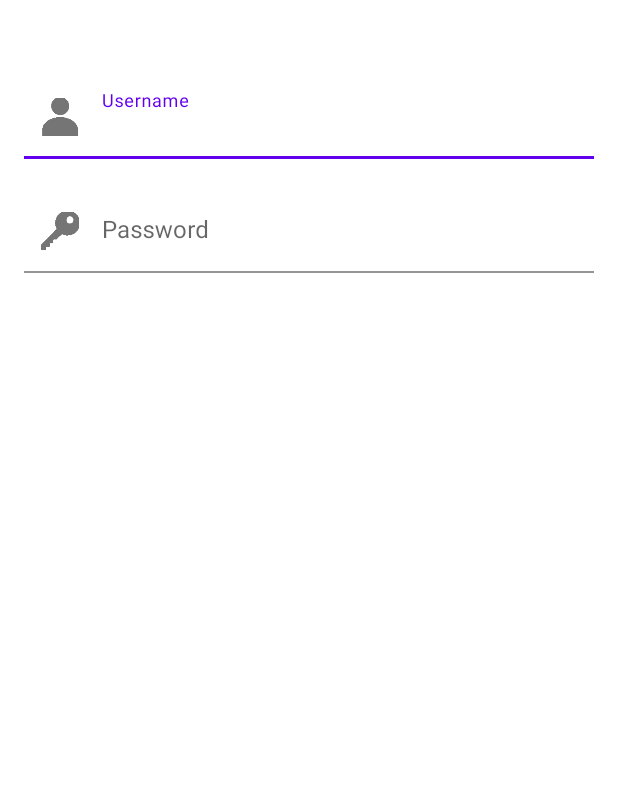
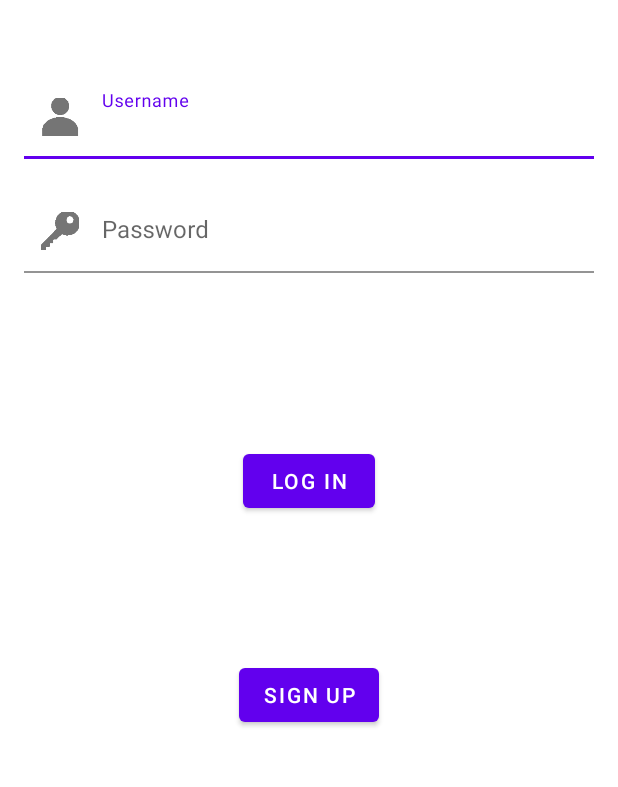
Before and after one commit to Szoftverrendszerek-tervezese/Android, an Android app: the screen it shows after launch (HomeActivity), on a phone screen of 412 x 824 dp, the part 303-1090 px from its top. Run offline under Robolectric (Android 15) with nearby library versions, the phone set to English and light mode, and no system bars.

Commit message:
added login and signup button

```diff
--- a/app/src/main/res/layout/fragment_login.xml
+++ b/app/src/main/res/layout/fragment_login.xml
@@ -68,5 +68,30 @@
             android:inputType="textPassword"/>
     </com.google.android.material.textfield.TextInputLayout>
 
+    <Button
+        android:id="@+id/loginButton"
+        android:layout_width="wrap_content"
+        android:layout_height="wrap_content"
+        android:text="@string/log_in"
+        app:layout_constraintBottom_toTopOf="@id/signupButton"
+        app:layout_constraintEnd_toEndOf="parent"
+        app:layout_constraintStart_toStartOf="parent"
+        app:layout_constraintTop_toBottomOf="@+id/passwordInputLayout"
+        android:layout_marginTop="20dp"
+        />
+
+    <Button
+        android:id="@+id/signupButton"
+        android:layout_width="wrap_content"
+        android:layout_height="wrap_content"
+        android:text="@string/sign_up"
+        app:layout_constraintBottom_toBottomOf="parent"
+        app:layout_constraintEnd_toEndOf="parent"
+        app:layout_constraintStart_toStartOf="parent"
+        app:layout_constraintTop_toBottomOf="@id/loginButton"
+        app:layout_constraintVertical_bias="0.4"
+        android:layout_marginBottom="40dp"
+        />
+
 
 </androidx.constraintlayout.widget.ConstraintLayout>
--- a/app/src/main/res/values/colors.xml
+++ b/app/src/main/res/values/colors.xml
@@ -7,4 +7,5 @@
     <color name="teal_700">#FF018786</color>
     <color name="black">#FF000000</color>
     <color name="white">#FFFFFFFF</color>
+    <color name="buttonColor">#6FC3D4</color>color>
 </resources>
--- a/app/src/main/res/values/strings.xml
+++ b/app/src/main/res/values/strings.xml
@@ -2,4 +2,6 @@
     <string name="app_name">Application</string>
     <!-- TODO: Remove or change this placeholder text -->
     <string name="hello_blank_fragment">Hello blank fragment</string>
+    <string name="log_in">Log In</string>
+    <string name="sign_up">Sign up</string>
 </resources>
```
